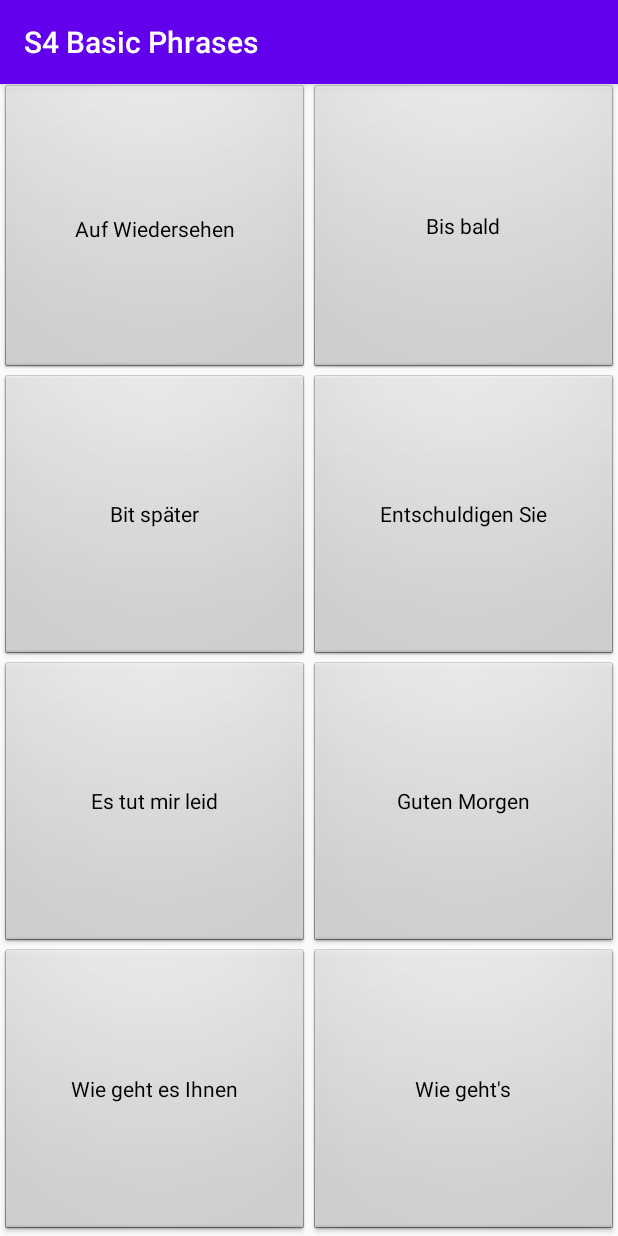
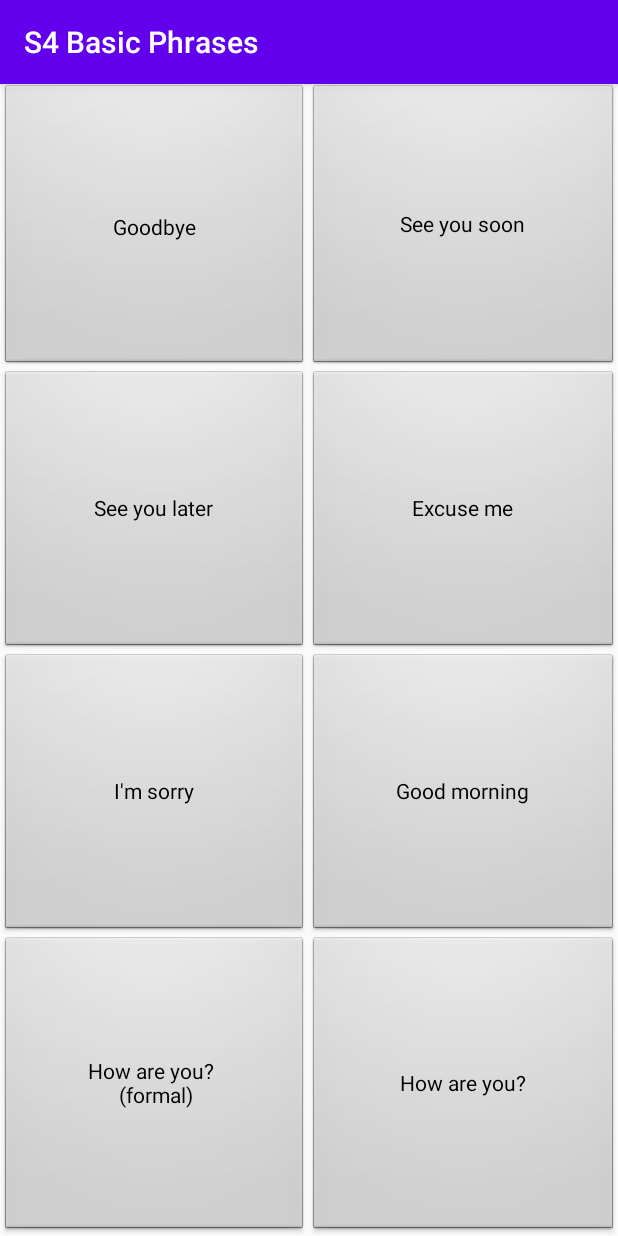
Before and after one commit to Udemy-The-Complete-Android-Dev-Course/S4-Basic-Phrases, an Android app: the screen it shows after launch (MainActivity), on a phone screen of 412 x 824 dp. Run offline under Robolectric (Android 15) with nearby library versions, the phone set to English and light mode, and no system bars.

Commit message:
Change button labels to english.

```diff
--- a/app/src/main/res/layout/activity_main.xml
+++ b/app/src/main/res/layout/activity_main.xml
@@ -28,7 +28,7 @@
                 android:onClick="phraseSelected"
                 android:padding="0px"
                 android:tag="aufwiedersehen"
-                android:text="Auf Wiedersehen" />
+                android:text="Goodbye" />
 
             <Button
                 android:id="@+id/button2"
@@ -38,7 +38,7 @@
                 android:layout_weight="1"
                 android:onClick="phraseSelected"
                 android:tag="bisbald"
-                android:text="Bis bald" />
+                android:text="See you soon" />
         </TableRow>
 
         <TableRow
@@ -54,7 +54,7 @@
                 android:layout_weight="1"
                 android:onClick="phraseSelected"
                 android:tag="bisspaeter"
-                android:text="Bit später" />
+                android:text="See you later" />
 
             <Button
                 android:id="@+id/button4"
@@ -64,7 +64,7 @@
                 android:layout_weight="1"
                 android:onClick="phraseSelected"
                 android:tag="entschuldigensie"
-                android:text="Entschuldigen Sie" />
+                android:text="Excuse me" />
         </TableRow>
 
         <TableRow
@@ -80,7 +80,7 @@
                 android:layout_weight="1"
                 android:onClick="phraseSelected"
                 android:tag="estutmirleid"
-                android:text="Es tut mir leid" />
+                android:text="I'm sorry" />
 
             <Button
                 android:id="@+id/button6"
@@ -90,7 +90,7 @@
                 android:layout_weight="1"
                 android:onClick="phraseSelected"
                 android:tag="gutenmorgen"
-                android:text="Guten Morgen" />
+                android:text="Good morning" />
         </TableRow>
 
         <TableRow
@@ -106,7 +106,7 @@
                 android:layout_weight="1"
                 android:onClick="phraseSelected"
                 android:tag="wiegehtesihnen"
-                android:text="Wie geht es Ihnen" />
+                android:text="How are you? &#10; (formal)" />
 
             <Button
                 android:id="@+id/button8"
@@ -116,7 +116,7 @@
                 android:layout_weight="1"
                 android:onClick="phraseSelected"
                 android:tag="wiegehts"
-                android:text="Wie geht's" />
+                android:text="How are you?" />
         </TableRow>
     </TableLayout>
 
```
